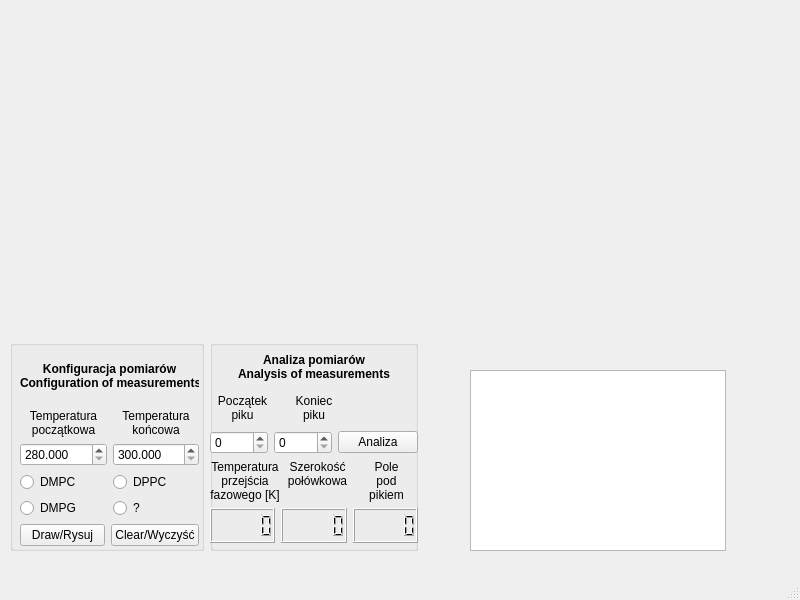
pgogoWro/CalorimetryQT, file Calorimetry/mainwindow.ui: the form before one commit.
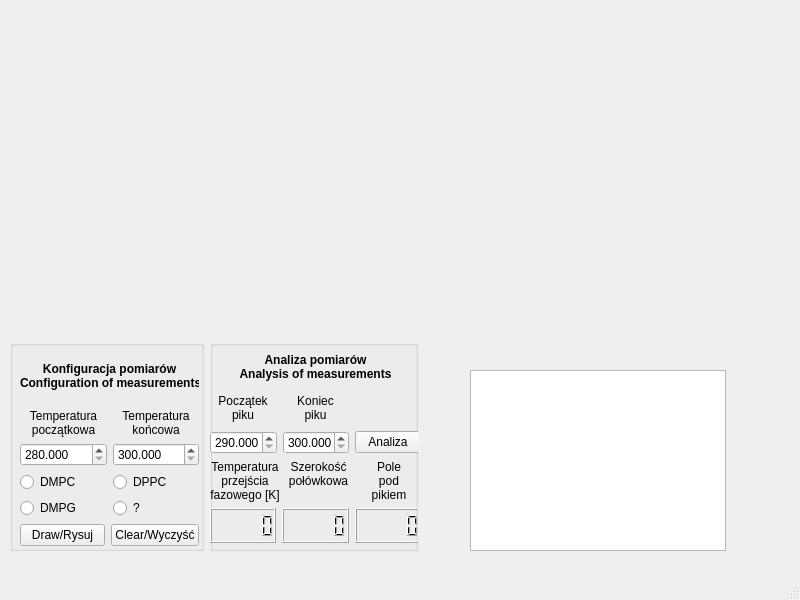
The form after the commit. Custom widgets are drawn as their Qt base class.

Commit message: Start doing analysis

The edit to the form file:
```diff
--- a/Calorimetry/mainwindow.ui
+++ b/Calorimetry/mainwindow.ui
@@ -196,7 +196,7 @@
       <rect>
        <x>0</x>
        <y>10</y>
-       <width>208</width>
+       <width>211</width>
        <height>193</height>
       </rect>
      </property>
@@ -248,10 +248,36 @@
       <item>
        <layout class="QHBoxLayout" name="horizontalLayout_6">
         <item>
-         <widget class="QSpinBox" name="spinBox"/>
+         <widget class="QDoubleSpinBox" name="startPik">
+          <property name="decimals">
+           <number>3</number>
+          </property>
+          <property name="minimum">
+           <double>290.000000000000000</double>
+          </property>
+          <property name="maximum">
+           <double>320.000000000000000</double>
+          </property>
+          <property name="singleStep">
+           <double>0.015000000000000</double>
+          </property>
+         </widget>
         </item>
         <item>
-         <widget class="QSpinBox" name="spinBox_2"/>
+         <widget class="QDoubleSpinBox" name="endPik">
+          <property name="decimals">
+           <number>3</number>
+          </property>
+          <property name="minimum">
+           <double>300.000000000000000</double>
+          </property>
+          <property name="maximum">
+           <double>320.000000000000000</double>
+          </property>
+          <property name="singleStep">
+           <double>0.015000000000000</double>
+          </property>
+         </widget>
         </item>
         <item>
          <widget class="QPushButton" name="pushButton">
```
Left out of the diff: 2 changed lines with no effect on the pictures. The commit also changes 18 other files.
